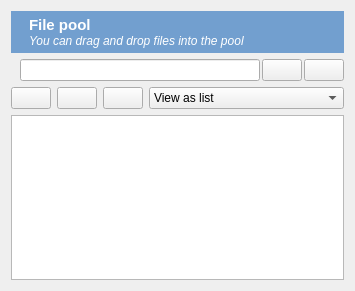
The window that resources/ui/pool_widget.ui (open-cogsci/OpenSesame) describes before a commit, drawn with Qt 5.
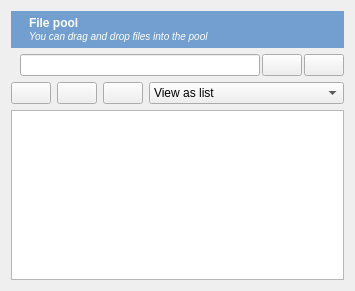
The same window after the commit. Icons and pictures are not drawn.

```diff
--- a/resources/ui/pool_widget.ui
+++ b/resources/ui/pool_widget.ui
@@ -46,12 +46,7 @@
       <item>
        <widget class="QLabel" name="label_3">
         <property name="text">
-         <string>&lt;!DOCTYPE HTML PUBLIC &quot;-//W3C//DTD HTML 4.0//EN&quot; &quot;http://www.w3.org/TR/REC-html40/strict.dtd&quot;&gt;
-&lt;html&gt;&lt;head&gt;&lt;meta name=&quot;qrichtext&quot; content=&quot;1&quot; /&gt;&lt;style type=&quot;text/css&quot;&gt;
-p, li { white-space: pre-wrap; }
-&lt;/style&gt;&lt;/head&gt;&lt;body style=&quot; font-family:'Ubuntu'; font-size:9pt; font-weight:400; font-style:normal;&quot;&gt;
-&lt;p style=&quot; margin-top:0px; margin-bottom:0px; margin-left:0px; margin-right:0px; -qt-block-indent:0; text-indent:0px;&quot;&gt;&lt;span style=&quot; font-size:11pt; font-weight:600;&quot;&gt;File pool&lt;/span&gt;&lt;/p&gt;
-&lt;p style=&quot; margin-top:0px; margin-bottom:0px; margin-left:0px; margin-right:0px; -qt-block-indent:0; text-indent:0px;&quot;&gt;&lt;span style=&quot; font-style:italic;&quot;&gt;You can drag and drop files into the pool&lt;/span&gt;&lt;/p&gt;&lt;/body&gt;&lt;/html&gt;</string>
+         <string>&lt;b&gt;File pool&lt;/b&gt;&lt;br /&gt;&lt;small&gt;&lt;i&gt;You can drag and drop files into the pool&lt;/i&gt;&lt;/small&gt;</string>
         </property>
        </widget>
       </item>
```
